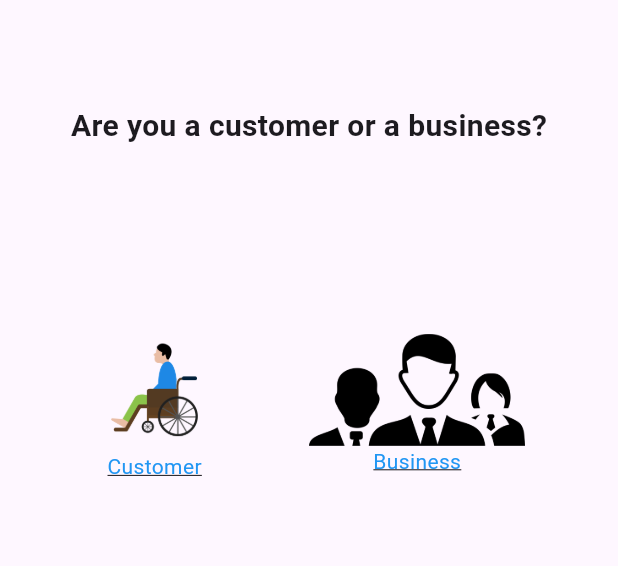
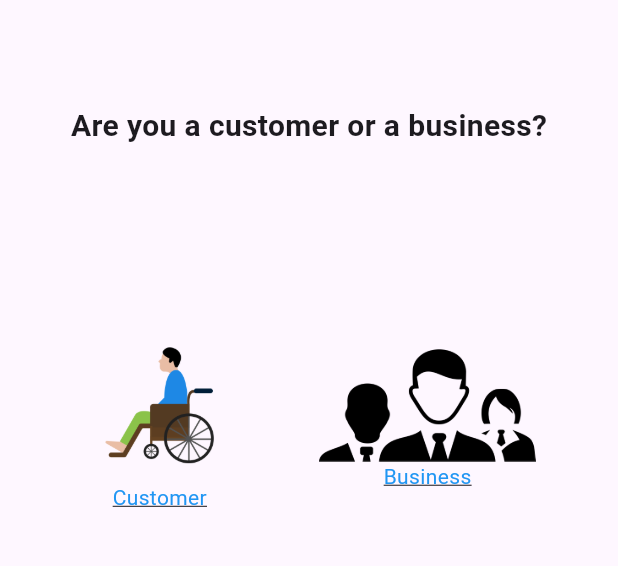
Before and after one commit to Youssef-Essam-Fathy/AccessAble, a Flutter app: the SpecifyUserPage screen opened by its route, on a phone screen of 412 x 824 dp, the part 505-1071 px from its top. Run offline on Flutter 3.47's test engine with Material 3 defaults, Android fonts, the phone set to English and light mode, and no system bars; our stand-ins replace flutter_zoom_drawer.

Commit message:
merge from abdo2 and remove abdo2

```diff
--- a/lib/pages/specify_user_page.dart
+++ b/lib/pages/specify_user_page.dart
@@ -49,7 +49,7 @@ class SpecifyUserPage extends StatelessWidget {
                     children: <Widget>[
                       Image.asset(
                         'assets/images/custmer_icon.png',
-                        width: MediaQuery.of(context).size.width * 0.20,
+                        width: MediaQuery.of(context).size.width * 0.25,
                         fit: BoxFit.cover,
                       ),
                       Text(
```
